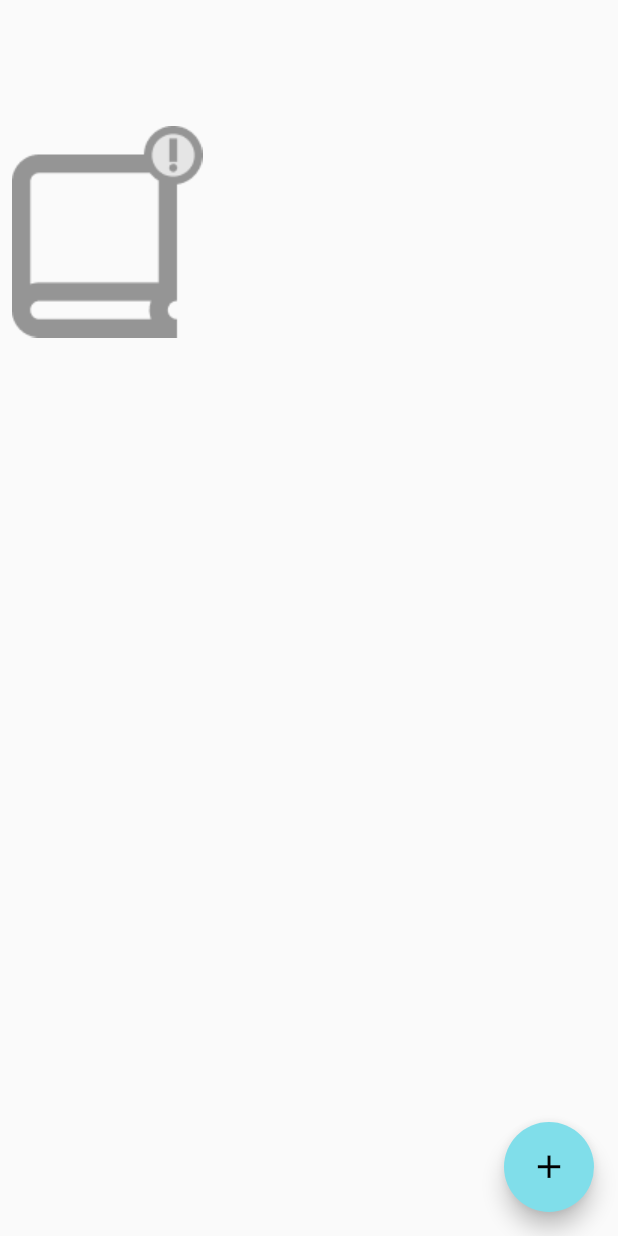
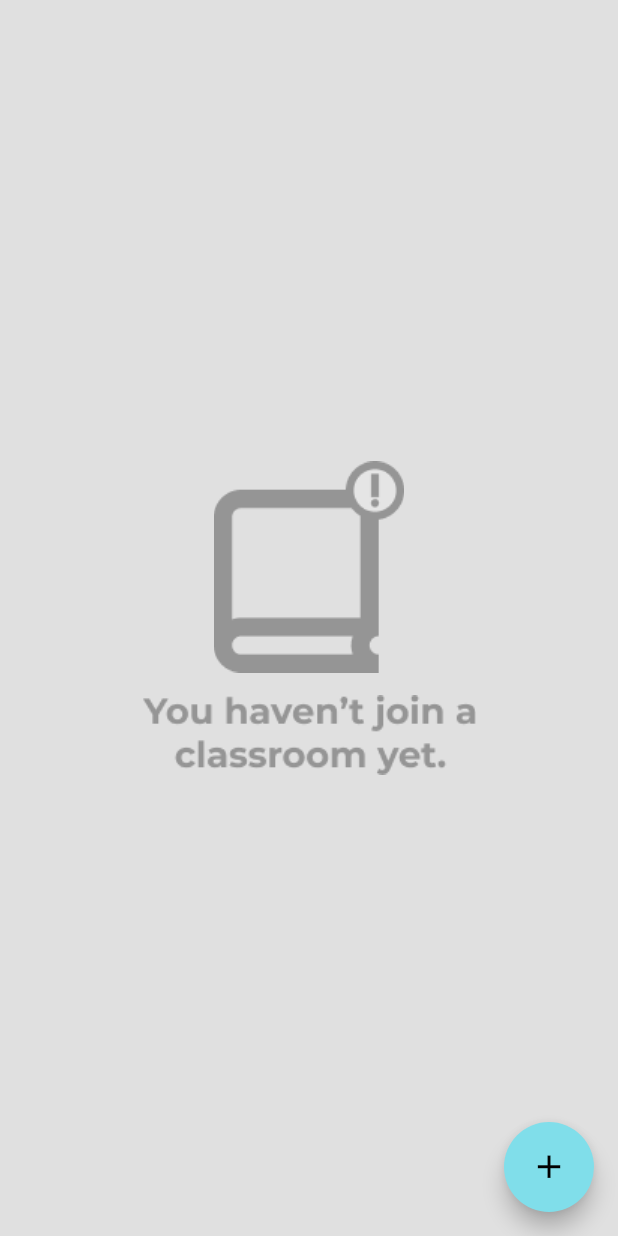
Before and after one commit to Shaunmak1214/Fractastic, a Flutter app: the NoClassPage screen opened directly, on a phone screen of 412 x 824 dp. Run offline on Flutter 3.47's test engine with Material 2 defaults, Android fonts, the light colour scheme and no system bars; our stand-ins replace animated_theme_switcher, bottom_navy_bar, cached_network_image, cloud_firestore, firebase_auth, firebase_storage and 8 more; accounts and stored records are empty; statements that could not run were skipped.

Commit message:
join class now

```diff
--- a/lib/main.dart
+++ b/lib/main.dart
@@ -24,6 +24,7 @@ class MyApp extends StatefulWidget {
 
 class MyAppState extends State<MyApp> with WidgetsBindingObserver {
   static User currentUser;
+  static List<String> classCodeList = new List<String>();
 
   @override
   Widget build(BuildContext context) {
--- a/lib/model/Class.dart
+++ b/lib/model/Class.dart
@@ -5,7 +5,6 @@ import 'package:fractastic/model/User.dart';
 import 'dart:convert';
 
 class Class {
-  String classId = '';
   String classCode = '';
   String name = '';
   String teacherId = '';
--- a/lib/ui/home/ClassList.dart
+++ b/lib/ui/home/ClassList.dart
@@ -2,6 +2,7 @@ import 'package:flutter/material.dart';
 import 'package:provider/provider.dart';
 import 'package:fractastic/model/Class.dart';
 import 'package:fractastic/ui/home/ClassTile.dart';
+import '../../main.dart';
 
 class ClassList extends StatefulWidget {
   @override
@@ -12,7 +13,10 @@ class _ClassListState extends State<ClassList> {
   @override
   Widget build(BuildContext context) {
     final classes = Provider.of<List<Class>>(context);
-
+    classes.forEach((element) {
+      if (!MyAppState.classCodeList.contains(element.classCode))
+        MyAppState.classCodeList.add(element.classCode);
+    });
     return ListView.builder(
       itemCount: classes.length,
       itemBuilder: (context, index) {
--- a/lib/ui/student/NoClassPage.dart
+++ b/lib/ui/student/NoClassPage.dart
@@ -20,19 +20,20 @@ class _NoClassPageState extends State<NoClassPage> {
   @override
   Widget build(BuildContext context) {
     return Scaffold(
-      body: new Column(
-        children: [
-          Padding(
-            padding: EdgeInsets.all(8.0),
-            child: SizedBox(height: 60.0),
-          ),
-          Padding(
-            padding: EdgeInsets.all(8.0),
-            child: new Image(
-              image: AssetImage('assets/images/noClass.png'),
+      backgroundColor: Colors.grey[300],
+      body: Center(
+        child: Column(
+          children: [
+            Image.asset(
+              'assets/images/noClass.png',
             ),
-          )
-        ],
+            Padding(padding: EdgeInsets.only(top: 15.0)),
+            Image.asset(
+              'assets/images/noClass2.png',
+            ),
+          ],
+          mainAxisAlignment: MainAxisAlignment.center,
+        ),
       ),
       floatingActionButton: Container(
         height: 60.0,
--- a/lib/ui/utils/helper.dart
+++ b/lib/ui/utils/helper.dart
@@ -1,6 +1,7 @@
 import 'package:cached_network_image/cached_network_image.dart';
 import 'package:flutter/cupertino.dart';
 import 'package:flutter/material.dart';
+import 'package:fractastic/main.dart';
 import 'package:fractastic/ui/services/Authenticate.dart';
 import 'package:progress_dialog/progress_dialog.dart';
 import '../../constants.dart';
@@ -19,7 +20,7 @@ String validateName(String value) {
 }
 
 String validateClassCode(String value) {
-  if (_fireStoreUtils.getClass(value) == null)
+  if (!MyAppState.classCodeList.contains(value))
     return 'Invalid class code';
   else
     return null;
```
Also changed, not shown: lib/ui/student/Wrapper.dart (+12 -32 lines), assets/images/noClass2.png (added), 1 other file.
